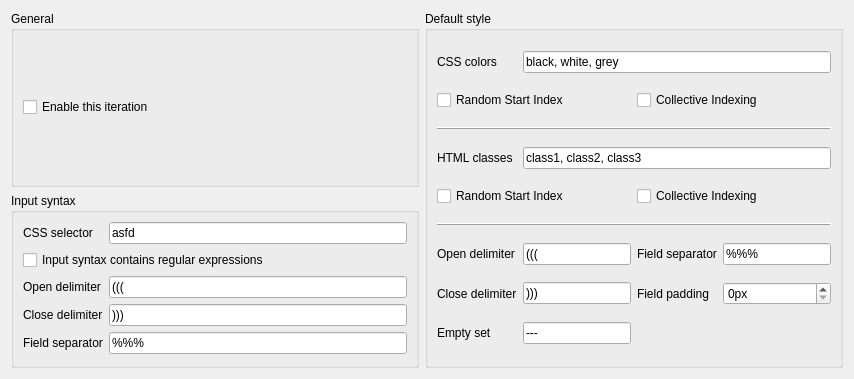
Qt form src/gui/sr_iteration_config.ui (hgiesel/anki_set_randomizer) before a commit.
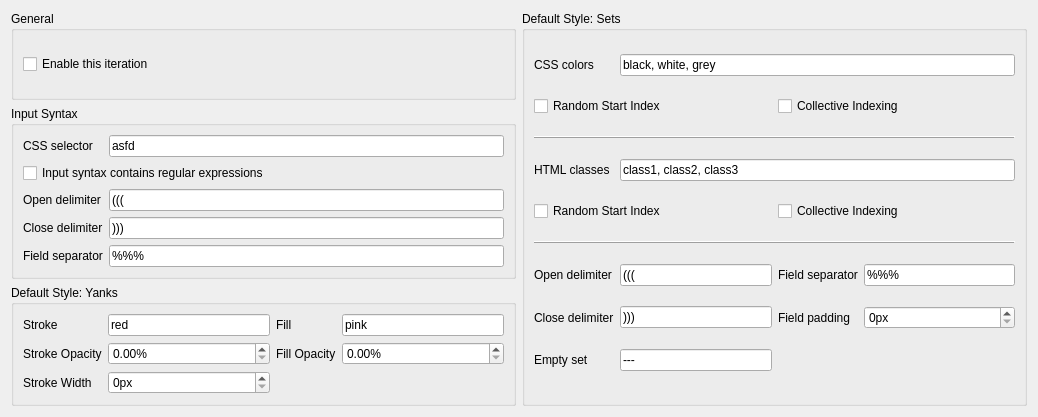
The same form after that commit.

Commit message: Add yanks to SRConfig GUI

```diff
--- a/src/gui/sr_iteration_config.ui
+++ b/src/gui/sr_iteration_config.ui
@@ -6,8 +6,8 @@
    <rect>
     <x>0</x>
     <y>0</y>
-    <width>854</width>
-    <height>379</height>
+    <width>1038</width>
+    <height>417</height>
    </rect>
   </property>
   <property name="windowTitle">
@@ -42,7 +42,7 @@
       <string>&lt;html&gt;&lt;head/&gt;&lt;body&gt;&lt;p&gt;The input syntax of the iteration. This will be used to detect sets in the card content.&lt;/p&gt;&lt;/body&gt;&lt;/html&gt;</string>
      </property>
      <property name="title">
-      <string>Input syntax</string>
+      <string>Input Syntax</string>
      </property>
      <layout class="QGridLayout" name="gridLayout_2">
       <item row="0" column="0">
@@ -126,13 +126,113 @@
      </layout>
     </widget>
    </item>
-   <item row="0" column="1" rowspan="2">
-    <widget class="QGroupBox" name="defaultStyle">
+   <item row="2" column="0">
+    <widget class="QGroupBox" name="yanksDefaultStyle">
+     <property name="title">
+      <string>Default Style: Yanks</string>
+     </property>
+     <layout class="QGridLayout" name="gridLayout_4">
+      <item row="0" column="0">
+       <widget class="QLabel" name="strokeLabel">
+        <property name="toolTip">
+         <string>&lt;html&gt;&lt;head/&gt;&lt;body&gt;&lt;p&gt;The opening delimiter of the randomized sets after processing. Shortcut: od.&lt;/p&gt;&lt;/body&gt;&lt;/html&gt;</string>
+        </property>
+        <property name="text">
+         <string>Stroke</string>
+        </property>
+       </widget>
+      </item>
+      <item row="2" column="0">
+       <widget class="QLabel" name="strokeWidthLabel">
+        <property name="text">
+         <string>Stroke Width</string>
+        </property>
+       </widget>
+      </item>
+      <item row="0" column="3">
+       <widget class="QLineEdit" name="fillLineEdit">
+        <property name="text">
+         <string>pink</string>
+        </property>
+       </widget>
+      </item>
+      <item row="1" column="2">
+       <widget class="QLabel" name="fillOpacityLabel">
+        <property name="toolTip">
+         <string>&lt;html&gt;&lt;head/&gt;&lt;body&gt;&lt;p&gt;The field padding of the randomized sets after processing. Shortcut: fp.&lt;/p&gt;&lt;/body&gt;&lt;/html&gt;</string>
+        </property>
+        <property name="text">
+         <string>Fill Opacity</string>
+        </property>
+       </widget>
+      </item>
+      <item row="0" column="2">
+       <widget class="QLabel" name="fillLabel">
+        <property name="text">
+         <string>Fill</string>
+        </property>
+       </widget>
+      </item>
+      <item row="0" column="1">
+       <widget class="QLineEdit" name="strokeLineEdit">
+        <property name="text">
+         <string>red</string>
+        </property>
+       </widget>
+      </item>
+      <item row="1" column="0">
+       <widget class="QLabel" name="strokeOpacityLabel">
+        <property name="toolTip">
+         <string>&lt;html&gt;&lt;head/&gt;&lt;body&gt;&lt;p&gt;The closing delimiter of the randomized sets after processing. Shortcut: cd.&lt;/p&gt;&lt;/body&gt;&lt;/html&gt;</string>
+        </property>
+        <property name="text">
+         <string>Stroke Opacity</string>
+        </property>
+       </widget>
+      </item>
+      <item row="2" column="1">
+       <widget class="QSpinBox" name="strokeWidthSpinBox">
+        <property name="suffix">
+         <string>px</string>
+        </property>
+       </widget>
+      </item>
+      <item row="1" column="3">
+       <widget class="QDoubleSpinBox" name="fillOpacitySpinBox">
+        <property name="suffix">
+         <string>%</string>
+        </property>
+        <property name="maximum">
+         <double>1.000000000000000</double>
+        </property>
+        <property name="singleStep">
+         <double>0.100000000000000</double>
+        </property>
+       </widget>
+      </item>
+      <item row="1" column="1">
+       <widget class="QDoubleSpinBox" name="strokeOpacitySpinBox">
+        <property name="suffix">
+         <string>%</string>
+        </property>
+        <property name="maximum">
+         <double>1.000000000000000</double>
+        </property>
+        <property name="singleStep">
+         <double>0.100000000000000</double>
+        </property>
+       </widget>
+      </item>
+     </layout>
+    </widget>
+   </item>
+   <item row="0" column="1" rowspan="3">
+    <widget class="QGroupBox" name="setsDefaultStyle">
      <property name="toolTip">
       <string>&lt;html&gt;&lt;head/&gt;&lt;body&gt;&lt;p&gt;Every iteration has a default style with the name &amp;quot;default&amp;quot;. If no other style is applied, and no rule is applicable, the &amp;quot;default&amp;quot; style will be used.&lt;/p&gt;&lt;/body&gt;&lt;/html&gt;</string>
      </property>
      <property name="title">
-      <string>Default style</string>
+      <string>Default Style: Sets</string>
      </property>
      <layout class="QGridLayout" name="gridLayout">
       <item row="11" column="0">
```
Left out of the diff: 224 changed lines with no effect on the pictures. The commit also changes 14 other files.
